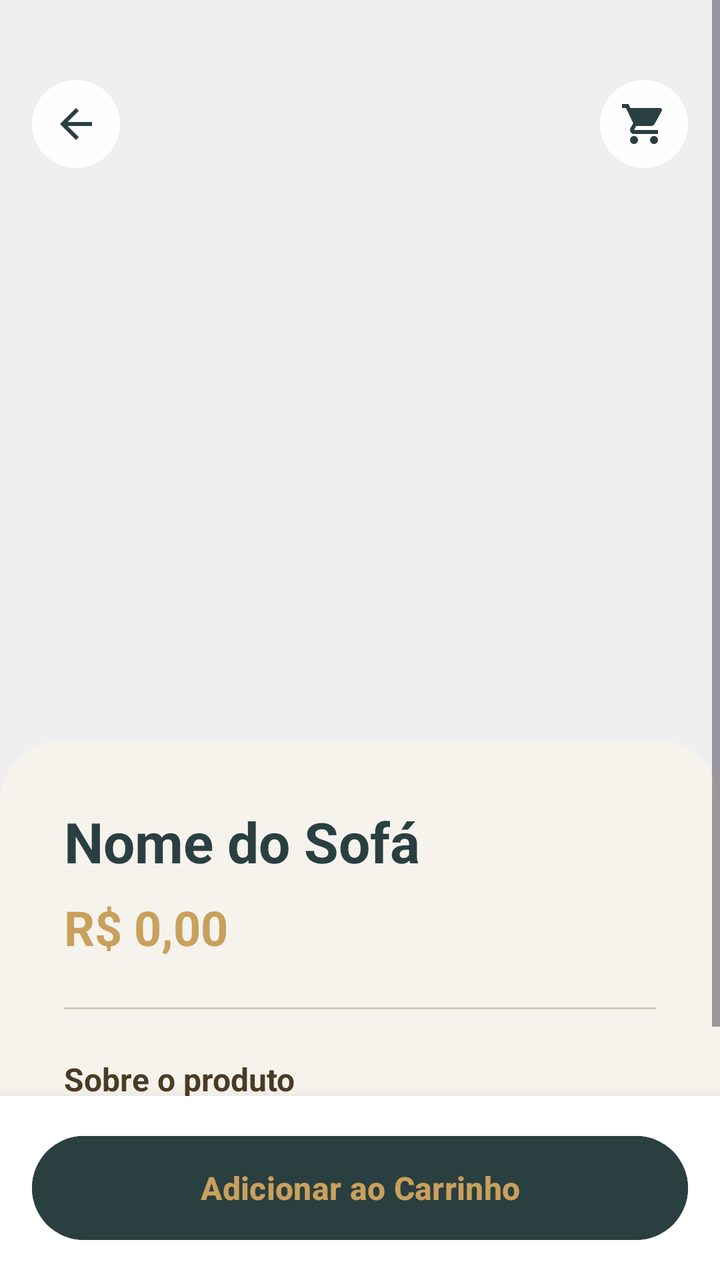
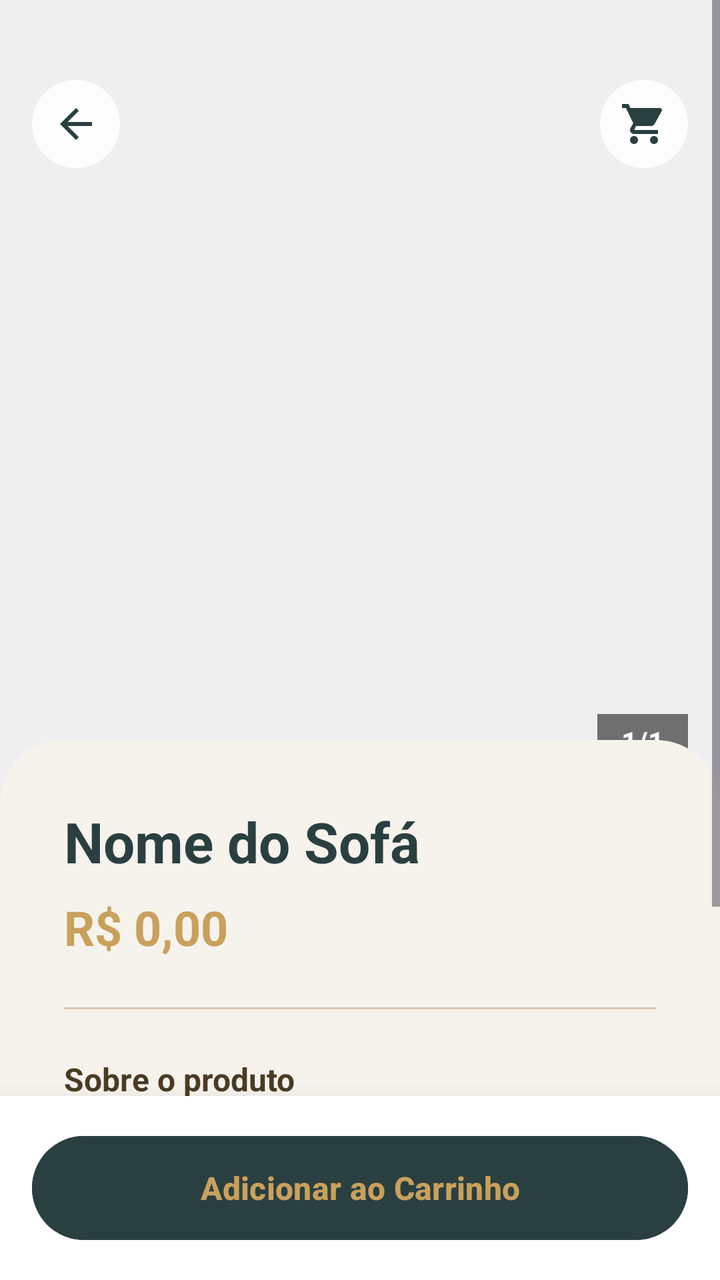

Before-and-after screenshots of an Android layout around one commit, followed by the original layout XML and the change that was made.
<!-- AndroidManifest.xml: application theme Theme.RubyeEstofados -->
<!-- res/layout/activity_detalhes_produto.xml -->
<?xml version="1.0" encoding="utf-8"?>
<RelativeLayout xmlns:android="http://schemas.android.com/apk/res/android"
    xmlns:app="http://schemas.android.com/apk/res-auto"
    android:layout_width="match_parent"
    android:layout_height="match_parent"
    android:background="@color/rubye_bg_claro">

    <ScrollView
        android:layout_width="match_parent"
        android:layout_height="match_parent"
        android:fillViewport="true"
        android:paddingBottom="90dp">

        <RelativeLayout
            android:layout_width="match_parent"
            android:layout_height="wrap_content">

            
            <ImageView
                android:id="@+id/ivFotoDetalhe"
                android:layout_width="match_parent"
                android:layout_height="400dp"
                android:scaleType="centerCrop"
                android:background="@color/rubye_light_gray" />

            
            <LinearLayout
                android:layout_width="match_parent"
                android:layout_height="wrap_content"
                android:orientation="vertical"
                android:layout_marginTop="370dp"
                android:background="@drawable/bg_bottom_sheet_rounded"
                android:padding="32dp">

                <TextView
                    android:id="@+id/tvNomeDetalhe"
                    android:layout_width="wrap_content"
                    android:layout_height="wrap_content"
                    android:text="Nome do Sofá"
                    android:textColor="@color/rubye_header"
                    android:textSize="28sp"
                    android:textStyle="bold" />

                <TextView
                    android:id="@+id/tvPrecoDetalhe"
                    android:layout_width="wrap_content"
                    android:layout_height="wrap_content"
                    android:layout_marginTop="8dp"
                    android:text="R$ 0,00"
                    android:textColor="@color/rubye_gold"
                    android:textSize="24sp"
                    android:textStyle="bold" />

                
                <View
                    android:layout_width="match_parent"
                    android:layout_height="1dp"
                    android:background="@color/rubye_sand"
                    android:layout_marginTop="24dp"
                    android:layout_marginBottom="24dp" />

                <TextView
                    android:layout_width="wrap_content"
                    android:layout_height="wrap_content"
                    android:text="Sobre o produto"
                    android:textColor="@color/rubye_fonte_escura"
                    android:textSize="16sp"
                    android:textStyle="bold"
                    android:layout_marginBottom="12dp"/>

                <TextView
                    android:id="@+id/tvDescricaoDetalhe"
                    android:layout_width="match_parent"
                    android:layout_height="wrap_content"
                    android:text="Este estofado de alto padrão conta com acabamento premium e design exclusivo. As descrições reais serão alimentadas pelo painel administrativo em breve."
                    android:textColor="#666666"
                    android:textSize="15sp"
                    android:lineSpacingExtra="6dp" />

            </LinearLayout>
        </RelativeLayout>
    </ScrollView>

    
    <ImageView
        android:id="@+id/btnVoltar"
        android:layout_width="44dp"
        android:layout_height="44dp"
        android:layout_marginStart="16dp"
        android:layout_marginTop="40dp"
        android:background="@drawable/bg_circle_icon"
        android:src="@drawable/ic_back"
        android:padding="10dp"
        app:tint="@color/rubye_header" />

    <ImageView
        android:id="@+id/btnIrCarrinho"
        android:layout_width="44dp"
        android:layout_height="44dp"
        android:layout_alignParentEnd="true"
        android:layout_marginEnd="16dp"
        android:layout_marginTop="40dp"
        android:background="@drawable/bg_circle_icon"
        android:src="@drawable/ic_cart"
        android:padding="10dp"
        app:tint="@color/rubye_header" />

    
    <LinearLayout
        android:layout_width="match_parent"
        android:layout_height="wrap_content"
        android:layout_alignParentBottom="true"
        android:background="@color/white"
        android:padding="16dp"
        android:elevation="16dp">

        <Button
            android:id="@+id/btnComprar"
            android:layout_width="match_parent"
            android:layout_height="60dp"
            android:text="Adicionar ao Carrinho"
            android:textColor="@color/rubye_gold"
            android:backgroundTint="@color/rubye_header"
            android:textSize="16sp"
            android:textStyle="bold" />
    </LinearLayout>

</RelativeLayout>
<!-- resources referenced by this layout -->
<resources>
  <color name="rubye_bg_claro">#F6F3ED</color>
  <color name="rubye_fonte_escura">#4A3B22</color>
  <color name="rubye_gold">#C9A05C</color>
  <color name="rubye_header">#2A3F40</color>
  <color name="rubye_light_gray">#EFEFEF</color>
  <color name="rubye_sand">#D5C7B4</color>
  <color name="white">#FFFFFFFF</color>
  <!-- drawable bg_bottom_sheet_rounded (drawable) -->
  <?xml version="1.0" encoding="utf-8"?>
  <shape xmlns:android="http://schemas.android.com/apk/res/android">
      <solid android:color="@color/rubye_bg_claro" />
      <corners
          android:topLeftRadius="32dp"
          android:topRightRadius="32dp" />
  </shape>
  <!-- drawable bg_circle_icon (drawable) -->
  <?xml version="1.0" encoding="utf-8"?>
  <shape xmlns:android="http://schemas.android.com/apk/res/android"
      android:shape="oval">
      <solid android:color="#E6FFFFFF" /> 
  </shape>
  <!-- drawable ic_back (drawable) -->
  <?xml version="1.0" encoding="utf-8"?>
  <vector xmlns:android="http://schemas.android.com/apk/res/android"
      android:width="24dp"
      android:height="24dp"
      android:viewportWidth="24"
      android:viewportHeight="24">
      <path
          android:fillColor="#FF000000"
          android:pathData="M20,11H7.83l5.59,-5.59L12,4l-8,8l8,8l1.41,-1.41L7.83,13H20V11z"/>
  </vector>
  <!-- drawable ic_cart (drawable) -->
  <?xml version="1.0" encoding="utf-8"?>
  <vector xmlns:android="http://schemas.android.com/apk/res/android"
      android:width="24dp"
      android:height="24dp"
      android:viewportWidth="24"
      android:viewportHeight="24">
      <path
          android:fillColor="#FF000000"
          android:pathData="M7,18c-1.1,0 -1.99,0.9 -1.99,2S5.9,22 7,22s2,-0.9 2,-2 -0.9,-2 -2,-2zM1,2v2h2l3.6,7.59 -1.35,2.45c-0.16,0.28 -0.25,0.61 -0.25,0.96 0,1.1 0.9,2 2,2h12v-2L7.42,15c-0.14,0 -0.25,-0.11 -0.25,-0.25l0.03,-0.12 0.9,-1.63h7.45c0.75,0 1.41,-0.41 1.75,-1.03l3.58,-6.49c0.08,-0.14 0.12,-0.31 0.12,-0.48 0,-0.55 -0.45,-1 -1,-1L5.21,4l-0.94,-2L1,2zM17,18c-1.1,0 -1.99,0.9 -1.99,2s0.89,2 1.99,2 2,-0.9 2,-2 -0.9,-2 -2,-2z"/>
  </vector>
  <style name="Theme.RubyeEstofados" parent="Base.Theme.RubyeEstofados" />
  <style name="Base.Theme.RubyeEstofados" parent="Theme.Material3.DayNight.NoActionBar">
          
          
      </style>
</resources>

<!-- the commit's change to res/layout/activity_detalhes_produto.xml (unified diff, before → after) -->
@@ -16,12 +16,30 @@
             android:layout_height="wrap_content">
 
             
-            <ImageView
-                android:id="@+id/ivFotoDetalhe"
+            <FrameLayout
+            android:layout_width="match_parent"
+            android:layout_height="400dp">
+
+            <androidx.viewpager2.widget.ViewPager2
+                android:id="@+id/vpFotosDetalhe"
                 android:layout_width="match_parent"
-                android:layout_height="400dp"
-                android:scaleType="centerCrop"
+                android:layout_height="match_parent"
                 android:background="@color/rubye_light_gray" />
+
+            <TextView
+                android:id="@+id/tvContadorFotos"
+                android:layout_width="wrap_content"
+                android:layout_height="wrap_content"
+                android:layout_gravity="bottom|end"
+                android:layout_margin="16dp"
+                android:background="#88000000"
+                android:textColor="@color/white"
+                android:paddingHorizontal="12dp"
+                android:paddingVertical="4dp"
+                android:textSize="14sp"
+                android:textStyle="bold"
+                android:text="1/1" />
+        </FrameLayout>
 
             
             <LinearLayout
@@ -77,6 +95,29 @@
                     android:textSize="15sp"
                     android:lineSpacingExtra="6dp" />
 
+                
+                <View
+                    android:layout_width="match_parent"
+                    android:layout_height="1dp"
+                    android:background="@color/rubye_sand"
+                    android:layout_marginTop="32dp"
+                    android:layout_marginBottom="24dp" />
+
+                <TextView
+                    android:layout_width="wrap_content"
+                    android:layout_height="wrap_content"
+                    android:text="Avaliações"
+                    android:textColor="@color/rubye_fonte_escura"
+                    android:textSize="16sp"
+                    android:textStyle="bold"
+                    android:layout_marginBottom="12dp"/>
+
+                <androidx.recyclerview.widget.RecyclerView
+                    android:id="@+id/rvAvaliacoes"
+                    android:layout_width="match_parent"
+                    android:layout_height="wrap_content"
+                    android:nestedScrollingEnabled="false" />
+
             </LinearLayout>
         </RelativeLayout>
     </ScrollView>
